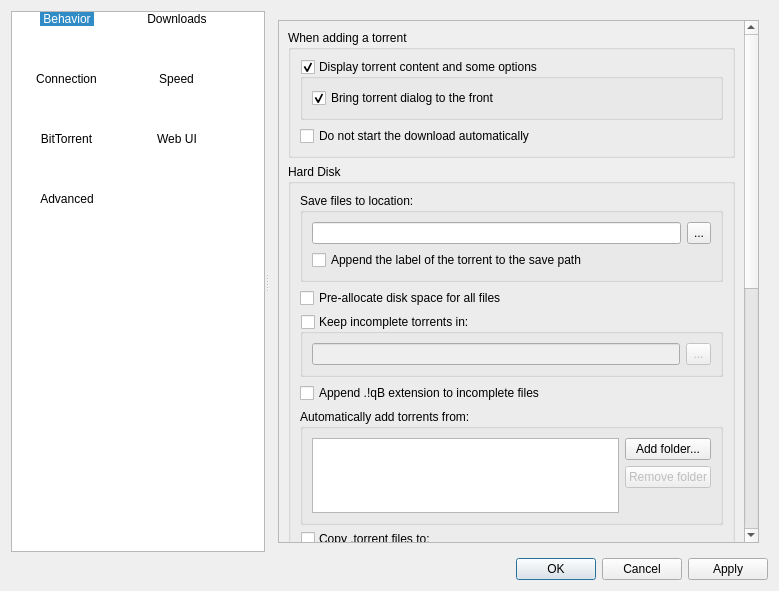
Above: src/gui/options.ui from qbittorrent/qBittorrent before the change. Below: the same form after it.
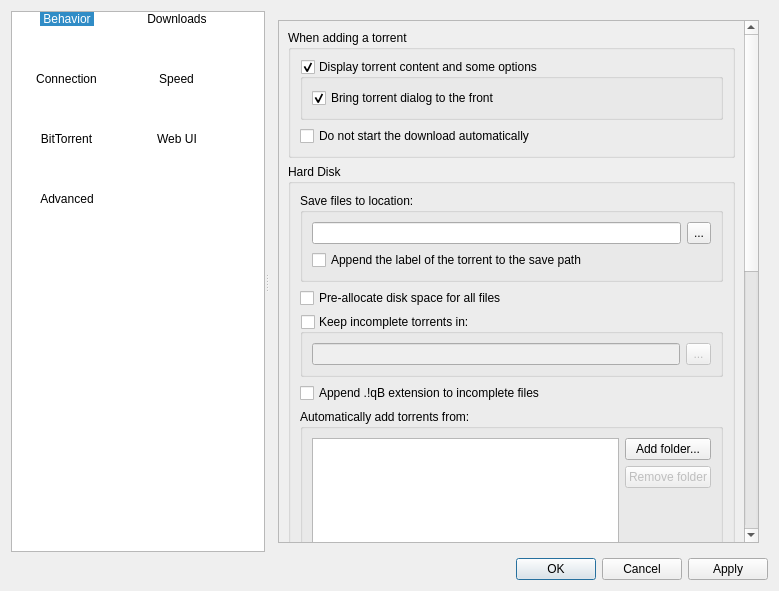
That is the form after the change. The open tabs and pages were chosen to show the change. Icons and pictures are not drawn.

Commit message: 1. In option window add column 'download path' for watched folders and enlarge heigth. 2. Change logic checkbox in column 'download here': if it checked,    then torrent file will download to watchdir, if state is unchecked,    will be use download path from next column.

```diff
--- a/src/gui/options.ui
+++ b/src/gui/options.ui
@@ -518,9 +518,9 @@
            <property name="geometry">
             <rect>
              <x>0</x>
-             <y>0</y>
-             <width>458</width>
-             <height>905</height>
+             <y>-282</y>
+             <width>484</width>
+             <height>1080</height>
             </rect>
            </property>
            <layout class="QVBoxLayout" name="verticalLayout">
@@ -723,7 +723,7 @@
                       <property name="minimumSize">
                        <size>
                         <width>250</width>
-                        <height>75</height>
+                        <height>150</height>
                        </size>
                       </property>
                       <property name="selectionMode">
```
Left out of the diff: 44 changed lines with no effect on the pictures. The commit also changes 7 other files.
